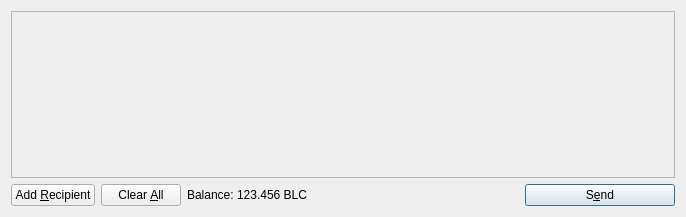
BlueDragon747/Blakecoin, file src/qt/forms/sendcoinsdialog.ui: the form before one commit.
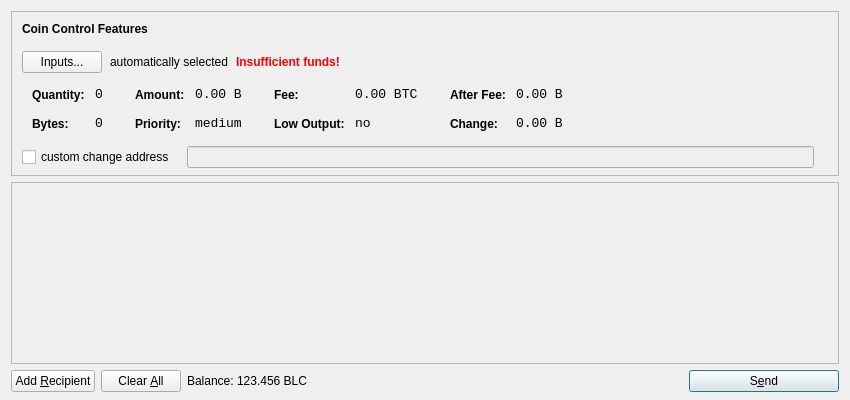
The form after the commit. Icons and pictures are not drawn.

Diff of the .ui file:
```diff
--- a/src/qt/forms/sendcoinsdialog.ui
+++ b/src/qt/forms/sendcoinsdialog.ui
@@ -6,14 +6,615 @@
    <rect>
     <x>0</x>
     <y>0</y>
-    <width>686</width>
-    <height>217</height>
+    <width>850</width>
+    <height>400</height>
    </rect>
   </property>
   <property name="windowTitle">
    <string>Send Coins</string>
   </property>
-  <layout class="QVBoxLayout" name="verticalLayout">
+  <layout class="QVBoxLayout" name="verticalLayout" stretch="0,1,0">
+   <property name="bottomMargin">
+    <number>8</number>
+   </property>
+   <item>
+    <widget class="QFrame" name="frameCoinControl">
+     <property name="sizePolicy">
+      <sizepolicy hsizetype="Expanding" vsizetype="Expanding">
+       <horstretch>0</horstretch>
+       <verstretch>0</verstretch>
+      </sizepolicy>
+     </property>
+     <property name="maximumSize">
+      <size>
+       <width>16777215</width>
+       <height>16777215</height>
+      </size>
+     </property>
+     <property name="frameShape">
+      <enum>QFrame::StyledPanel</enum>
+     </property>
+     <property name="frameShadow">
+      <enum>QFrame::Sunken</enum>
+     </property>
+     <layout class="QVBoxLayout" name="verticalLayoutCoinControl2">
+      <property name="spacing">
+       <number>-1</number>
+      </property>
+      <property name="leftMargin">
+       <number>0</number>
+      </property>
+      <property name="topMargin">
+       <number>0</number>
+      </property>
+      <property name="rightMargin">
+       <number>0</number>
+      </property>
+      <property name="bottomMargin">
+       <number>6</number>
+      </property>
+      <item>
+       <layout class="QVBoxLayout" name="verticalLayoutCoinControl" stretch="0,0,0,0,1">
+        <property name="spacing">
+         <number>0</number>
+        </property>
+        <property name="leftMargin">
+         <number>10</number>
+        </property>
+        <property name="topMargin">
+         <number>10</number>
+        </property>
+        <item>
+         <layout class="QHBoxLayout" name="horizontalLayoutCoinControl1">
+          <property name="bottomMargin">
+           <number>15</number>
+          </property>
+          <item>
+           <widget class="QLabel" name="labelCoinControlFeatures">
+            <property name="sizePolicy">
+             <sizepolicy hsizetype="Preferred" vsizetype="Maximum">
+              <horstretch>0</horstretch>
+              <verstretch>0</verstretch>
+             </sizepolicy>
+            </property>
+            <property name="font">
+             <font>
+              <weight>75</weight>
+              <bold>true</bold>
+             </font>
+            </property>
+            <property name="styleSheet">
+             <string notr="true">font-weight:bold;</string>
+            </property>
+            <property name="text">
+             <string>Coin Control Features</string>
+            </property>
+           </widget>
+          </item>
+         </layout>
+        </item>
+        <item>
+         <layout class="QHBoxLayout" name="horizontalLayoutCoinControl2" stretch="0,0,0,0">
+          <property name="spacing">
+           <number>8</number>
+          </property>
+          <property name="bottomMargin">
+           <number>10</number>
+          </property>
+          <item>
+           <widget class="QPushButton" name="pushButtonCoinControl">
+            <property name="styleSheet">
+             <string notr="true"/>
+            </property>
+            <property name="text">
+             <string>Inputs...</string>
+            </property>
+           </widget>
+          </item>
+          <item>
+           <widget class="QLabel" name="labelCoinControlAutomaticallySelected">
+            <property name="text">
+             <string>automatically selected</string>
+            </property>
+            <property name="margin">
+             <number>5</number>
+            </property>
+           </widget>
+          </item>
+          <item>
+           <widget class="QLabel" name="labelCoinControlInsuffFunds">
+            <property name="font">
+             <font>
+              <weight>75</weight>
+              <bold>true</bold>
+             </font>
+            </property>
+            <property name="styleSheet">
+             <string notr="true">color:red;font-weight:bold;</string>
+            </property>
+            <property name="text">
+             <string>Insufficient funds!</string>
+            </property>
+            <property name="margin">
+             <number>5</number>
+            </property>
+           </widget>
+          </item>
+          <item>
+           <spacer name="horizontalSpacerCoinControl">
+            <property name="orientation">
+             <enum>Qt::Horizontal</enum>
+            </property>
+            <property name="sizeHint" stdset="0">
+             <size>
+              <width>40</width>
+              <height>1</height>
+             </size>
+            </property>
+           </spacer>
+          </item>
+         </layout>
+        </item>
+        <item>
+         <widget class="QWidget" name="widgetCoinControl" native="true">
+          <property name="sizePolicy">
+           <sizepolicy hsizetype="Preferred" vsizetype="Preferred">
+            <horstretch>0</horstretch>
+            <verstretch>0</verstretch>
+           </sizepolicy>
+          </property>
+          <property name="minimumSize">
+           <size>
+            <width>0</width>
+            <height>0</height>
+           </size>
+          </property>
+          <property name="styleSheet">
+           <string notr="true"/>
+          </property>
+          <layout class="QHBoxLayout" name="horizontalLayoutCoinControl5">
+           <property name="margin">
+            <number>0</number>
+           </property>
+           <item>
+            <layout class="QHBoxLayout" name="horizontalLayoutCoinControl3" stretch="0,0,0,1">
+             <property name="spacing">
+              <number>20</number>
+             </property>
+             <property name="topMargin">
+              <number>0</number>
+             </property>
+             <property name="bottomMargin">
+              <number>10</number>
+             </property>
+             <item>
+              <layout class="QFormLayout" name="formLayoutCoinControl1">
+               <property name="horizontalSpacing">
+                <number>10</number>
+               </property>
+               <property name="verticalSpacing">
+                <number>14</number>
+               </property>
+               <property name="leftMargin">
+                <number>10</number>
+               </property>
+               <property name="topMargin">
+                <number>4</number>
+               </property>
+               <property name="rightMargin">
+                <number>6</number>
+               </property>
+               <item row="0" column="0">
+                <widget class="QLabel" name="labelCoinControlQuantityText">
+                 <property name="styleSheet">
+                  <string notr="true">font-weight:bold;</string>
+                 </property>
+                 <property name="text">
+                  <string>Quantity:</string>
+                 </property>
+                 <property name="margin">
+                  <number>0</number>
+                 </property>
+                </widget>
+               </item>
+               <item row="0" column="1">
+                <widget class="QLabel" name="labelCoinControlQuantity">
+                 <property name="font">
+                  <font>
+                   <family>Monospace</family>
+                   <pointsize>10</pointsize>
+                  </font>
+                 </property>
+                 <property name="cursor">
+                  <cursorShape>IBeamCursor</cursorShape>
+                 </property>
+                 <property name="contextMenuPolicy">
+                  <enum>Qt::ActionsContextMenu</enum>
+                 </property>
+                 <property name="text">
+                  <string notr="true">0</string>
+                 </property>
+                 <property name="margin">
+                  <number>0</number>
+                 </property>
+                 <property name="textInteractionFlags">
+                  <set>Qt::LinksAccessibleByMouse|Qt::TextSelectableByKeyboard|Qt::TextSelectableByMouse</set>
+                 </property>
+                </widget>
+               </item>
+               <item row="1" column="0">
+                <widget class="QLabel" name="labelCoinControlBytesText">
+                 <property name="styleSheet">
+                  <string notr="true">font-weight:bold;</string>
+                 </property>
+                 <property name="text">
+                  <string>Bytes:</string>
+                 </property>
+                </widget>
+               </item>
+               <item row="1" column="1">
+                <widget class="QLabel" name="labelCoinControlBytes">
+                 <property name="font">
+                  <font>
+                   <family>Monospace</family>
+                   <pointsize>10</pointsize>
+                  </font>
+                 </property>
+                 <property name="cursor">
+                  <cursorShape>IBeamCursor</cursorShape>
+                 </property>
+                 <property name="contextMenuPolicy">
+                  <enum>Qt::ActionsContextMenu</enum>
+                 </property>
+                 <property name="text">
+                  <string notr="true">0</string>
+                 </property>
+                 <property name="textInteractionFlags">
+                  <set>Qt::LinksAccessibleByMouse|Qt::TextSelectableByKeyboard|Qt::TextSelectableByMouse</set>
+                 </property>
+                </widget>
+               </item>
+              </layout>
+             </item>
+             <item>
+              <layout class="QFormLayout" name="formLayoutCoinControl2">
+               <property name="horizontalSpacing">
+                <number>10</number>
+               </property>
+               <property name="verticalSpacing">
+                <number>14</number>
+               </property>
+               <property name="leftMargin">
+                <number>6</number>
+               </property>
+               <property name="topMargin">
+                <number>4</number>
+               </property>
+               <property name="rightMargin">
+                <number>6</number>
+               </property>
+               <item row="0" column="0">
+                <widget class="QLabel" name="labelCoinControlAmountText">
+                 <property name="styleSheet">
+                  <string notr="true">font-weight:bold;</string>
+                 </property>
+                 <property name="text">
+                  <string>Amount:</string>
+                 </property>
+                 <property name="margin">
+                  <number>0</number>
+                 </property>
+                </widget>
+               </item>
+               <item row="0" column="1">
+                <widget class="QLabel" name="labelCoinControlAmount">
+                 <property name="font">
+                  <font>
+                   <family>Monospace</family>
+                   <pointsize>10</pointsize>
+                  </font>
+                 </property>
+                 <property name="cursor">
+                  <cursorShape>IBeamCursor</cursorShape>
+                 </property>
+                 <property name="contextMenuPolicy">
+                  <enum>Qt::ActionsContextMenu</enum>
+                 </property>
+                 <property name="text">
+                  <string notr="true">0.00 B</string>
+                 </property>
+                 <property name="textInteractionFlags">
+                  <set>Qt::LinksAccessibleByMouse|Qt::TextSelectableByKeyboard|Qt::TextSelectableByMouse</set>
+                 </property>
+                </widget>
+               </item>
+               <item row="1" column="0">
+                <widget class="QLabel" name="labelCoinControlPriorityText">
+                 <property name="styleSheet">
+                  <string notr="true">font-weight:bold;</string>
+                 </property>
+                 <property name="text">
+                  <string>Priority:</string>
+                 </property>
+                </widget>
+               </item>
+               <item row="1" column="1">
+                <widget class="QLabel" name="labelCoinControlPriority">
+                 <property name="font">
+                  <font>
+                   <family>Monospace</family>
+                   <pointsize>10</pointsize>
+                  </font>
+                 </property>
+                 <property name="cursor">
+                  <cursorShape>IBeamCursor</cursorShape>
+                 </property>
+                 <property name="contextMenuPolicy">
+                  <enum>Qt::ActionsContextMenu</enum>
+                 </property>
+                 <property name="text">
+                  <string>medium</string>
+                 </property>
+                 <property name="textInteractionFlags">
+                  <set>Qt::LinksAccessibleByMouse|Qt::TextSelectableByKeyboard|Qt::TextSelectableByMouse</set>
+                 </property>
+                </widget>
+               </item>
+              </layout>
+             </item>
+             <item>
+              <layout class="QFormLayout" name="formLayoutCoinControl3">
+               <property name="horizontalSpacing">
+                <number>10</number>
+               </property>
+               <property name="verticalSpacing">
+                <number>14</number>
+               </property>
+               <property name="leftMargin">
+                <number>6</number>
+               </property>
+               <property name="topMargin">
+                <number>4</number>
+               </property>
+               <property name="rightMargin">
+                <number>6</number>
+               </property>
+               <item row="0" column="0">
+                <widget class="QLabel" name="labelCoinControlFeeText">
+                 <property name="styleSheet">
+                  <string notr="true">font-weight:bold;</string>
+                 </property>
+                 <property name="text">
+                  <string>Fee:</string>
+                 </property>
+                 <property name="margin">
+                  <number>0</number>
+                 </property>
+                </widget>
+               </item>
+               <item row="0" column="1">
+                <widget class="QLabel" name="labelCoinControlFee">
+                 <property name="font">
+                  <font>
+                   <family>Monospace</family>
+                   <pointsize>10</pointsize>
+                  </font>
+                 </property>
+                 <property name="cursor">
+                  <cursorShape>IBeamCursor</cursorShape>
+                 </property>
+                 <property name="contextMenuPolicy">
+                  <enum>Qt::ActionsContextMenu</enum>
+                 </property>
+                 <property name="text">
+                  <string notr="true">0.00 BTC</string>
+                 </property>
+                 <property name="textInteractionFlags">
+                  <set>Qt::LinksAccessibleByMouse|Qt::TextSelectableByKeyboard|Qt::TextSelectableByMouse</set>
+                 </property>
+                </widget>
+               </item>
+               <item row="1" column="0">
+                <widget class="QLabel" name="labelCoinControlLowOutputText">
+                 <property name="styleSheet">
+                  <string notr="true">font-weight:bold;</string>
+                 </property>
+                 <property name="text">
+                  <string>Low Output:</string>
+                 </property>
+                </widget>
+               </item>
+               <item row="1" column="1">
+                <widget class="QLabel" name="labelCoinControlLowOutput">
+                 <property name="font">
+                  <font>
+                   <family>Monospace</family>
+                   <pointsize>10</pointsize>
+                  </font>
+                 </property>
+                 <property name="cursor">
+                  <cursorShape>IBeamCursor</cursorShape>
+                 </property>
+                 <property name="contextMenuPolicy">
+                  <enum>Qt::ActionsContextMenu</enum>
+                 </property>
+                 <property name="text">
+                  <string>no</string>
+                 </property>
+                 <property name="textInteractionFlags">
+                  <set>Qt::LinksAccessibleByMouse|Qt::TextSelectableByKeyboard|Qt::TextSelectableByMouse</set>
+                 </property>
+                </widget>
+               </item>
+              </layout>
+             </item>
+             <item>
+              <layout class="QFormLayout" name="formLayoutCoinControl4">
+               <property name="horizontalSpacing">
+                <number>10</number>
+               </property>
+               <property name="verticalSpacing">
+                <number>14</number>
+               </property>
+               <property name="leftMargin">
+                <number>6</number>
+               </property>
+               <property name="topMargin">
+                <number>4</number>
+               </property>
+               <property name="rightMargin">
+                <number>6</number>
+               </property>
+               <item row="0" column="0">
+                <widget class="QLabel" name="labelCoinControlAfterFeeText">
+                 <property name="styleSheet">
+                  <string notr="true">font-weight:bold;</string>
+                 </property>
+                 <property name="text">
+                  <string>After Fee:</string>
+                 </property>
+                 <property name="margin">
+                  <number>0</number>
+                 </property>
+                </widget>
+               </item>
+               <item row="0" column="1">
+                <widget class="QLabel" name="labelCoinControlAfterFee">
+                 <property name="font">
+                  <font>
+                   <family>Monospace</family>
+                   <pointsize>10</pointsize>
+                  </font>
+                 </property>
+                 <property name="cursor">
+                  <cursorShape>IBeamCursor</cursorShape>
+                 </property>
+                 <property name="contextMenuPolicy">
+                  <enum>Qt::ActionsContextMenu</enum>
+                 </property>
+                 <property name="text">
+                  <string notr="true">0.00 B</string>
+                 </property>
+                 <property name="textInteractionFlags">
+                  <set>Qt::LinksAccessibleByMouse|Qt::TextSelectableByKeyboard|Qt::TextSelectableByMouse</set>
+                 </property>
+                </widget>
+               </item>
+               <item row="1" column="0">
+                <widget class="QLabel" name="labelCoinControlChangeText">
+                 <property name="styleSheet">
+                  <string notr="true">font-weight:bold;</string>
+                 </property>
+                 <property name="text">
+                  <string>Change:</string>
+                 </property>
+                </widget>
+               </item>
+               <item row="1" column="1">
+                <widget class="QLabel" name="labelCoinControlChange">
+                 <property name="font">
+                  <font>
+                   <family>Monospace</family>
+                   <pointsize>10</pointsize>
+                  </font>
+                 </property>
+                 <property name="cursor">
+                  <cursorShape>IBeamCursor</cursorShape>
+                 </property>
+                 <property name="contextMenuPolicy">
+                  <enum>Qt::ActionsContextMenu</enum>
+                 </property>
+                 <property name="text">
+                  <string notr="true">0.00 B</string>
+                 </property>
+                 <property name="textInteractionFlags">
+                  <set>Qt::LinksAccessibleByMouse|Qt::TextSelectableByKeyboard|Qt::TextSelectableByMouse</set>
+                 </property>
+                </widget>
+               </item>
+              </layout>
+             </item>
+            </layout>
+           </item>
+          </layout>
+         </widget>
+        </item>
+        <item>
+         <layout class="QHBoxLayout" name="horizontalLayoutCoinControl4" stretch="0,0,0">
+          <property name="spacing">
+           <number>12</number>
+          </property>
+          <property name="sizeConstraint">
+           <enum>QLayout::SetDefaultConstraint</enum>
+          </property>
+          <property name="topMargin">
+           <number>5</number>
+          </property>
+          <property name="rightMargin">
+           <number>5</number>
+          </property>
+          <item>
+           <widget class="QCheckBox" name="checkBoxCoinControlChange">
+            <property name="text">
+             <string>custom change address</string>
+            </property>
+           </widget>
+          </item>
+          <item>
+           <widget class="QLineEdit" name="lineEditCoinControlChange">
+            <property name="enabled">
+             <bool>false</bool>
+            </property>
+            <property name="sizePolicy">
+             <sizepolicy hsizetype="Expanding" vsizetype="Fixed">
+              <horstretch>0</horstretch>
+              <verstretch>0</verstretch>
+             </sizepolicy>
+            </property>
+           </widget>
+          </item>
+          <item>
+           <widget class="QLabel" name="labelCoinControlChangeLabel">
+            <property name="sizePolicy">
+             <sizepolicy hsizetype="Preferred" vsizetype="Expanding">
+              <horstretch>0</horstretch>
+              <verstretch>0</verstretch>
+             </sizepolicy>
+            </property>
+            <property name="minimumSize">
+             <size>
+              <width>0</width>
+              <height>0</height>
+             </size>
+            </property>
+            <property name="text">
+             <string/>
+            </property>
+            <property name="margin">
+             <number>3</number>
+            </property>
+           </widget>
+          </item>
+         </layout>
+        </item>
+        <item>
+         <spacer name="verticalSpacerCoinControl">
+          <property name="orientation">
+           <enum>Qt::Vertical</enum>
+          </property>
+          <property name="sizeHint" stdset="0">
+           <size>
+            <width>800</width>
+            <height>1</height>
+           </size>
+          </property>
+         </spacer>
+        </item>
+       </layout>
+      </item>
+     </layout>
+    </widget>
+   </item>
    <item>
     <widget class="QScrollArea" name="scrollArea">
      <property name="widgetResizable">
@@ -24,7 +625,7 @@
        <rect>
         <x>0</x>
         <y>0</y>
-        <width>666</width>
+        <width>830</width>
         <height>165</height>
        </rect>
       </property>
```
